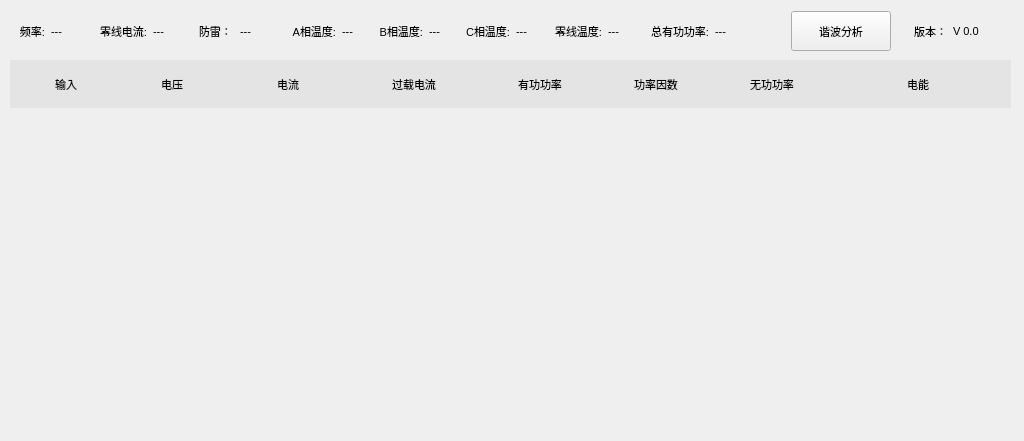
Qt form line/linewid.ui (ChinaClever/BusBar-Qt) before a commit.
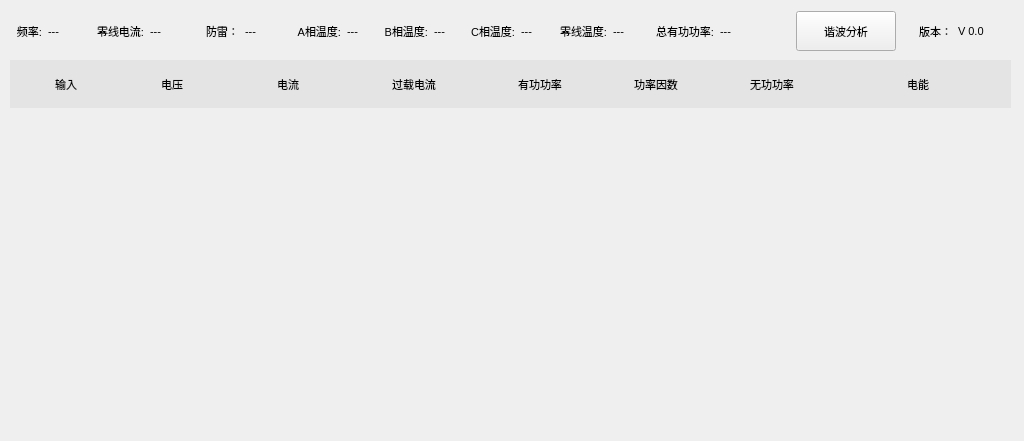
The same form after that commit.

The edit to the form file:
```diff
--- a/line/linewid.ui
+++ b/line/linewid.ui
@@ -393,7 +393,7 @@
     <rect>
      <x>10</x>
      <y>10</y>
-     <width>1011</width>
+     <width>1016</width>
      <height>42</height>
     </rect>
    </property>
@@ -459,7 +459,7 @@
       </property>
       <property name="maximumSize">
        <size>
-        <width>30</width>
+        <width>50</width>
         <height>16777215</height>
        </size>
       </property>
@@ -483,13 +483,13 @@
      <widget class="QLabel" name="zeroLineLab">
       <property name="minimumSize">
        <size>
-        <width>40</width>
+        <width>50</width>
         <height>18</height>
        </size>
       </property>
       <property name="maximumSize">
        <size>
-        <width>40</width>
+        <width>50</width>
         <height>16777215</height>
        </size>
       </property>
```
